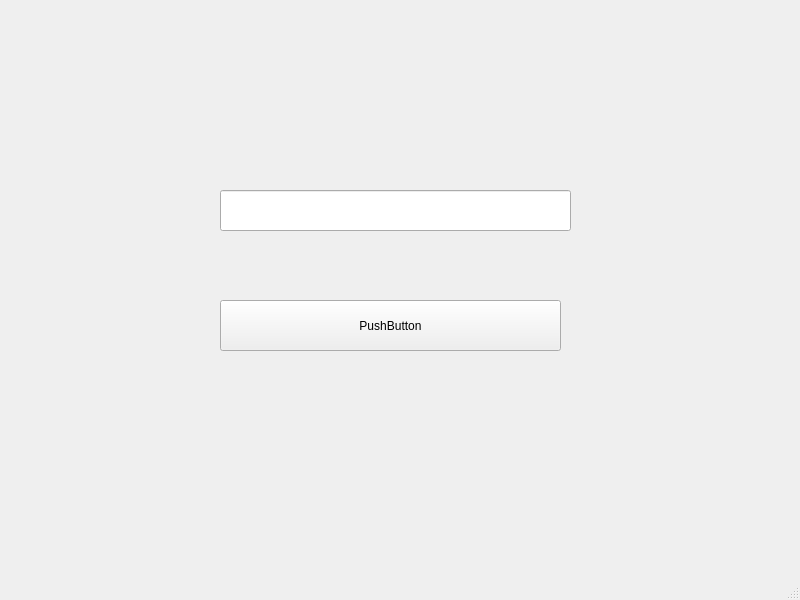
First picture: the form in mainwindow.ui, repository lincolnfz/vncc, before the edit.
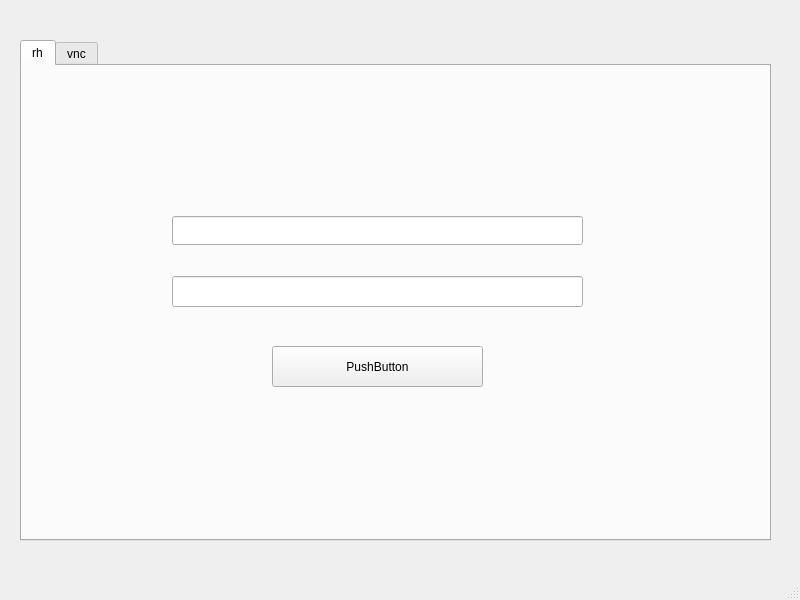
Second picture: the form after the edit.

```diff
--- a/mainwindow.ui
+++ b/mainwindow.ui
@@ -14,28 +14,91 @@
    <string>MainWindow</string>
   </property>
   <widget class="QWidget" name="centralwidget">
-   <widget class="QPushButton" name="btn_conn">
+   <widget class="QTabWidget" name="tabWidget">
     <property name="geometry">
      <rect>
+      <x>20</x>
+      <y>40</y>
+      <width>751</width>
+      <height>501</height>
+     </rect>
+    </property>
+    <property name="currentIndex">
+     <number>0</number>
+    </property>
+    <widget class="QWidget" name="rh_tab">
+     <attribute name="title">
+      <string>rh</string>
+     </attribute>
+     <widget class="QStackedWidget" name="rh_group">
+      <property name="geometry">
+       <rect>
+        <x>30</x>
+        <y>40</y>
+        <width>681</width>
+        <height>391</height>
+       </rect>
+      </property>
+      <property name="currentIndex">
+       <number>0</number>
+      </property>
+      <widget class="QWidget" name="page_login">
+       <widget class="QLineEdit" name="lineEdit">
+        <property name="geometry">
+         <rect>
+          <x>120</x>
+          <y>110</y>
+          <width>411</width>
+          <height>29</height>
+         </rect>
+        </property>
+       </widget>
+       <widget class="QLineEdit" name="pwd_edit">
+        <property name="geometry">
+         <rect>
+          <x>120</x>
+          <y>170</y>
+          <width>411</width>
+          <height>31</height>
+         </rect>
+        </property>
+       </widget>
+       <widget class="QPushButton" name="btn_login">
+        <property name="geometry">
+         <rect>
       <x>220</x>
-      <y>300</y>
-      <width>341</width>
-      <height>51</height>
+          <y>240</y>
+          <width>211</width>
+          <height>41</height>
      </rect>
     </property>
     <property name="text">
      <string>PushButton</string>
     </property>
    </widget>
-   <widget class="QLineEdit" name="edit_adds">
+      </widget>
+      <widget class="QWidget" name="page_launch">
+       <widget class="QPushButton" name="btn_launch">
     <property name="geometry">
      <rect>
       <x>220</x>
-      <y>190</y>
-      <width>351</width>
+          <y>240</y>
+          <width>211</width>
       <height>41</height>
      </rect>
     </property>
+        <property name="text">
+         <string>PushButton</string>
+        </property>
+       </widget>
+      </widget>
+     </widget>
+    </widget>
+    <widget class="QWidget" name="vnc_tab">
+     <attribute name="title">
+      <string>vnc</string>
+     </attribute>
+    </widget>
    </widget>
   </widget>
   <widget class="QMenuBar" name="menubar">
```
Lines whose indentation alone changed are shown as unchanged.
